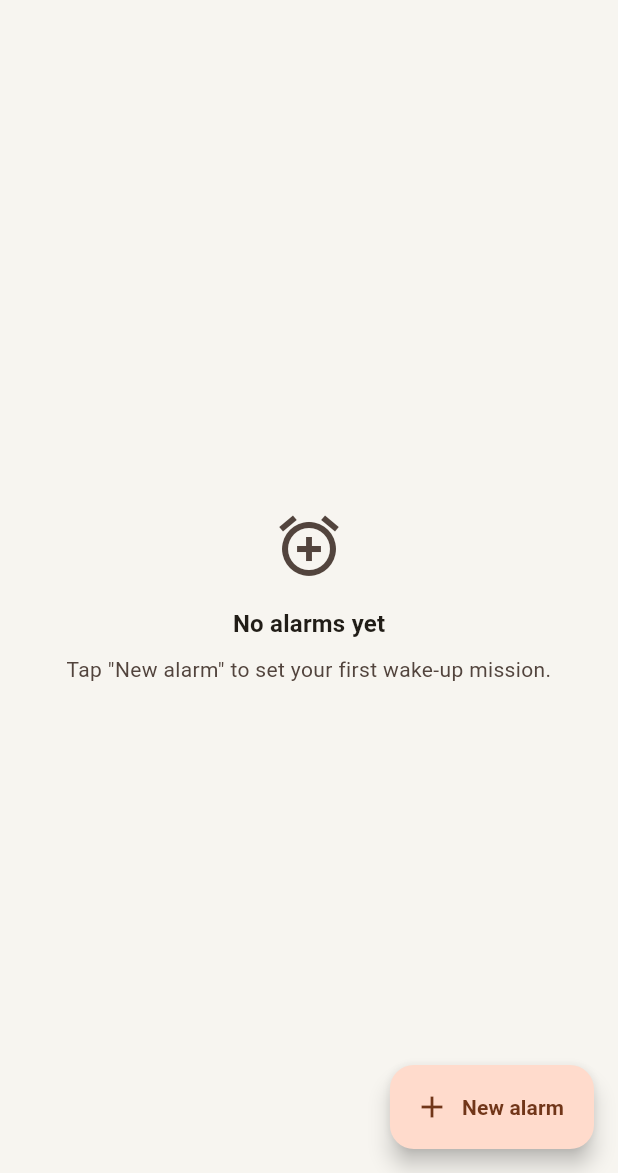
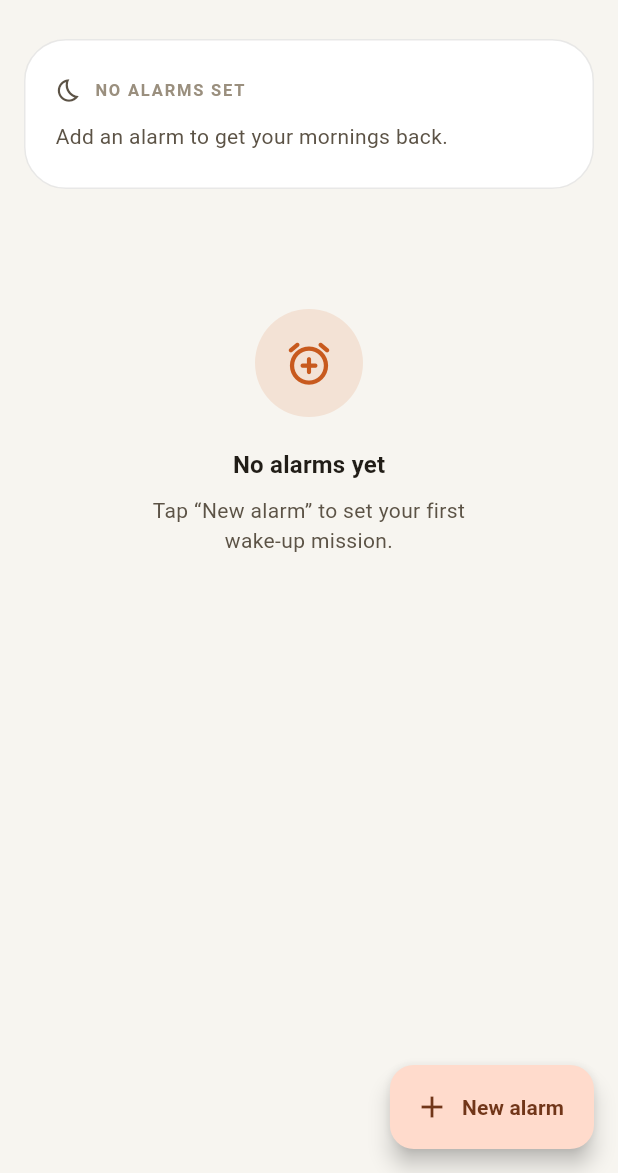
Before and after one commit to abhipraj2027/rise_protocol, a Flutter app: the AlarmListScreen screen opened directly, on a phone screen of 412 x 824 dp, the part 63-1236 px from its top. Run offline on Flutter 3.47's test engine with Material 3 defaults, Android fonts, the phone set to English and light mode, and no system bars; our stand-ins replace flutter_riverpod, just_audio, permission_handler, shared_preferences, sqflite; accounts and stored records are empty.

Commit message:
Phase B1: rebuild the alarm list on the new design system
- NextAlarmHero: live 'next alarm in 7h 32m' banner (brand gradient when
  armed, calm bordered card when nothing is set), self-ticking every 30s
- AlarmTile rebuilt on AppCard + BigSwitch + read-only WeekdaySelector,
  with a single quiet meta line (label / repeat / mission) and a dimmed
  state when disabled
- Swipe-to-delete now removes with an Undo snackbar instead of a silent
  permanent delete
- Restyled empty and error states on tokens
- alarm_formatting.dart: pure presentation helpers (clock label, countdown
  humanizer, day+time, soonest-alarm, repeat summary)
- alarms sorted by time of day in the list

Co-Authored-By: Claude Sonnet 5 <noreply@anthropic.com>

```diff
--- /dev/null
+++ b/lib/features/alarms/alarm_formatting.dart
@@ -0,0 +1,74 @@
+import 'package:intl/intl.dart';
+
+import '../../data/alarm.dart';
+
+/// Presentation helpers shared by the alarm list, the row, and the
+/// next-alarm hero. Pure functions — no widgets — so they're trivial to
+/// unit-test.
+extension AlarmDisplay on Alarm {
+  /// "6:40 AM" — the wall-clock time, locale-formatted.
+  String get clockLabel {
+    final dt = DateTime(2000, 1, 1, hour, minute);
+    return DateFormat.jm().format(dt);
+  }
+
+  /// The next moment this alarm fires, as a [DateTime], or null if disabled.
+  DateTime? nextFire({DateTime? from}) {
+    if (!enabled) return null;
+    return DateTime.fromMillisecondsSinceEpoch(nextTriggerMillis(from: from));
+  }
+}
+
+/// "in 7h 32m", "in 45m", "in less than a minute", "in 3 days".
+String humanizeUntil(Duration d) {
+  if (d.isNegative || d.inSeconds < 60) return 'in less than a minute';
+  if (d.inMinutes < 60) return 'in ${d.inMinutes}m';
+  if (d.inHours < 24) {
+    final h = d.inHours;
+    final m = d.inMinutes % 60;
+    return m == 0 ? 'in ${h}h' : 'in ${h}h ${m}m';
+  }
+  final days = d.inHours ~/ 24;
+  return days == 1 ? 'in 1 day' : 'in $days days';
+}
+
+/// "Today 6:40 AM", "Tomorrow 6:40 AM", "Fri 6:40 AM".
+String dayAndTime(DateTime when, {DateTime? now}) {
+  final ref = now ?? DateTime.now();
+  final today = DateTime(ref.year, ref.month, ref.day);
+  final target = DateTime(when.year, when.month, when.day);
+  final deltaDays = target.difference(today).inDays;
+  final time = DateFormat.jm().format(when);
+  if (deltaDays <= 0) return 'Today $time';
+  if (deltaDays == 1) return 'Tomorrow $time';
+  return '${DateFormat.E().format(when)} $time';
+}
+
+/// The soonest-firing enabled alarm, or null if none are enabled.
+Alarm? soonestAlarm(List<Alarm> alarms, {DateTime? now}) {
+  final ref = now ?? DateTime.now();
+  Alarm? best;
+  int bestMillis = 1 << 62;
+  for (final a in alarms) {
+    if (!a.enabled) continue;
+    final m = a.nextTriggerMillis(from: ref);
+    if (m < bestMillis) {
+      bestMillis = m;
+      best = a;
+    }
+  }
+  return best;
+}
+
+/// "Mon–Fri", "Every day", "Weekends", "Mon Wed Fri", "Once".
+String repeatSummary(Set<int> days) {
+  if (days.isEmpty) return 'Once';
+  if (days.length == 7) return 'Every day';
+  final sorted = days.toList()..sort();
+  if (sorted.length == 5 && sorted.every((d) => d <= 5)) return 'Mon–Fri';
+  if (sorted.length == 2 && sorted.contains(6) && sorted.contains(7)) {
+    return 'Weekends';
+  }
+  const names = ['Mon', 'Tue', 'Wed', 'Thu', 'Fri', 'Sat', 'Sun'];
+  return sorted.map((d) => names[d - 1]).join(' ');
+}
--- a/lib/features/alarms/alarm_list_screen.dart
+++ b/lib/features/alarms/alarm_list_screen.dart
@@ -3,10 +3,15 @@ import 'package:flutter/material.dart';
 import 'package:flutter_riverpod/flutter_riverpod.dart';
 
 import '../../core/alarm_scheduler.dart';
+import '../../core/theme/app_tokens.dart';
+import '../../core/ui/gap.dart';
+import '../../data/alarm.dart';
 import '../../data/alarm_repository.dart';
 import '../onboarding/permission_onboarding_screen.dart';
+import 'alarm_formatting.dart';
 import 'edit_alarm_screen.dart';
 import 'widgets/alarm_tile.dart';
+import 'widgets/next_alarm_hero.dart';
 
 class AlarmListScreen extends ConsumerWidget {
   const AlarmListScreen({super.key});
@@ -39,51 +44,109 @@ class AlarmListScreen extends ConsumerWidget {
       ),
       body: alarmsAsync.when(
         loading: () => const Center(child: CircularProgressIndicator()),
-        error: (err, _) => Center(child: Text('Could not load alarms: $err')),
+        error: (err, _) => _ErrorState(message: '$err'),
         data: (alarms) {
-          if (alarms.isEmpty) {
-            return const _EmptyState();
-          }
-          return ListView.separated(
-            padding: const EdgeInsets.fromLTRB(16, 12, 16, 96),
-            itemCount: alarms.length,
-            separatorBuilder: (_, __) => const SizedBox(height: 10),
-            itemBuilder: (context, i) {
-              final alarm = alarms[i];
-              return Dismissible(
-                key: ValueKey(alarm.id),
-                direction: DismissDirection.endToStart,
-                background: Container(
-                  alignment: Alignment.centerRight,
-                  padding: const EdgeInsets.only(right: 24),
-                  decoration: BoxDecoration(
-                    color: Theme.of(context).colorScheme.errorContainer,
-                    borderRadius: BorderRadius.circular(16),
+          final sorted = [...alarms]..sort(_byTimeOfDay);
+          return ListView(
+            padding: const EdgeInsets.fromLTRB(
+              AppTokens.space16,
+              AppTokens.space12,
+              AppTokens.space16,
+              AppTokens.space56 + AppTokens.space40,
+            ),
+            children: [
+              NextAlarmHero(alarms: sorted),
+              const Gap(AppTokens.space24),
+              if (sorted.isEmpty)
+                const _EmptyState()
+              else
+                for (final alarm in sorted) ...[
+                  _DismissibleAlarm(
+                    alarm: alarm,
+                    onTap: () => _openEditor(context, alarm.id),
+                    onToggle: (v) => actions.setEnabled(alarm, v),
+                    onDismissed: () => _deleteWithUndo(context, ref, alarm),
                   ),
-                  child: const Icon(Icons.delete_outline),
-                ),
-                onDismissed: (_) => actions.remove(alarm),
-                child: AlarmTile(
-                  alarm: alarm,
-                  onTap: () => Navigator.of(context).push(
-                    MaterialPageRoute(
-                      builder: (_) => EditAlarmScreen(alarmId: alarm.id),
-                    ),
-                  ),
-                  onToggle: (value) => actions.setEnabled(alarm, value),
-                ),
-              );
-            },
+                  const Gap(AppTokens.space10),
+                ],
+            ],
           );
         },
       ),
       floatingActionButton: FloatingActionButton.extended(
-        onPressed: () => Navigator.of(context).push(
-          MaterialPageRoute(builder: (_) => const EditAlarmScreen()),
-        ),
+        onPressed: () => _openEditor(context, null),
         icon: const Icon(Icons.add),
         label: const Text('New alarm'),
       ),
+    );
+  }
+
+  static int _byTimeOfDay(Alarm a, Alarm b) {
+    final am = a.hour * 60 + a.minute;
+    final bm = b.hour * 60 + b.minute;
+    return am.compareTo(bm);
+  }
+
+  void _openEditor(BuildContext context, int? id) {
+    Navigator.of(context).push(
+      MaterialPageRoute(builder: (_) => EditAlarmScreen(alarmId: id)),
+    );
+  }
+
+  Future<void> _deleteWithUndo(
+    BuildContext context,
+    WidgetRef ref,
+    Alarm alarm,
+  ) async {
+    final actions = ref.read(scheduledAlarmActionsProvider);
+    final messenger = ScaffoldMessenger.of(context);
+    final name = alarm.label.trim().isNotEmpty
+        ? alarm.label.trim()
+        : alarm.clockLabel;
+    await actions.remove(alarm);
+    messenger.clearSnackBars();
+    messenger.showSnackBar(
+      SnackBar(
+        content: Text('Deleted $name'),
+        action: SnackBarAction(
+          label: 'Undo',
+          onPressed: () => actions.add(alarm.copyWith(id: null)),
+        ),
+      ),
+    );
+  }
+}
+
+class _DismissibleAlarm extends StatelessWidget {
+  const _DismissibleAlarm({
+    required this.alarm,
+    required this.onTap,
+    required this.onToggle,
+    required this.onDismissed,
+  });
+
+  final Alarm alarm;
+  final VoidCallback onTap;
+  final ValueChanged<bool> onToggle;
+  final VoidCallback onDismissed;
+
+  @override
+  Widget build(BuildContext context) {
+    final t = context.tokens;
+    return Dismissible(
+      key: ValueKey(alarm.id),
+      direction: DismissDirection.endToStart,
+      onDismissed: (_) => onDismissed(),
+      background: Container(
+        alignment: Alignment.centerRight,
+        padding: const EdgeInsets.only(right: AppTokens.space24),
+        decoration: BoxDecoration(
+          color: t.danger.withOpacity(0.16),
+          borderRadius: AppTokens.cornerLg,
+        ),
+        child: Icon(Icons.delete_outline_rounded, color: t.danger),
+      ),
+      child: AlarmTile(alarm: alarm, onTap: onTap, onToggle: onToggle),
     );
   }
 }
@@ -93,24 +156,55 @@ class _EmptyState extends StatelessWidget {
 
   @override
   Widget build(BuildContext context) {
-    final theme = Theme.of(context);
+    final t = context.tokens;
+    final text = Theme.of(context).textTheme;
+    return Padding(
+      padding: const EdgeInsets.only(top: AppTokens.space56),
+      child: Column(
+        children: [
+          Container(
+            width: 72,
+            height: 72,
+            alignment: Alignment.center,
+            decoration: BoxDecoration(
+              color: t.brandMuted,
+              shape: BoxShape.circle,
+            ),
+            child: Icon(Icons.alarm_add_rounded, size: 34, color: t.brand),
+          ),
+          const Gap(AppTokens.space20),
+          Text('No alarms yet', style: text.titleMedium),
+          const Gap(AppTokens.space8),
+          Text(
+            'Tap “New alarm” to set your first\nwake-up mission.',
+            textAlign: TextAlign.center,
+            style: text.bodyMedium,
+          ),
+        ],
+      ),
+    );
+  }
+}
+
+class _ErrorState extends StatelessWidget {
+  const _ErrorState({required this.message});
+
+  final String message;
+
+  @override
+  Widget build(BuildContext context) {
+    final text = Theme.of(context).textTheme;
     return Center(
       child: Padding(
-        padding: const EdgeInsets.all(32),
+        padding: const EdgeInsets.all(AppTokens.space32),
         child: Column(
           mainAxisSize: MainAxisSize.min,
           children: [
-            Icon(Icons.alarm_add_outlined,
-                size: 48, color: theme.colorScheme.onSurfaceVariant),
-            const SizedBox(height: 16),
-            Text('No alarms yet', style: theme.textTheme.titleMedium),
-            const SizedBox(height: 8),
-            Text(
-              'Tap "New alarm" to set your first wake-up mission.',
-              textAlign: TextAlign.center,
-              style: theme.textTheme.bodyMedium
-                  ?.copyWith(color: theme.colorScheme.onSurfaceVariant),
-            ),
+            Icon(Icons.error_outline_rounded, color: context.tokens.danger),
+            const Gap(AppTokens.space12),
+            Text('Could not load alarms', style: text.titleMedium),
+            const Gap(AppTokens.space4),
+            Text(message, textAlign: TextAlign.center, style: text.bodySmall),
           ],
         ),
       ),
--- /dev/null
+++ b/lib/features/alarms/widgets/next_alarm_hero.dart
@@ -0,0 +1,108 @@
+import 'dart:async';
+
+import 'package:flutter/material.dart';
+
+import '../../../core/theme/app_tokens.dart';
+import '../../../data/alarm.dart';
+import '../alarm_formatting.dart';
+
+/// The banner at the top of the alarm list: how long until the next alarm
+/// rings, or a calm "no alarms set" when nothing is scheduled. Ticks itself
+/// once a minute so the countdown stays honest.
+class NextAlarmHero extends StatefulWidget {
+  const NextAlarmHero({super.key, required this.alarms});
+
+  final List<Alarm> alarms;
+
+  @override
+  State<NextAlarmHero> createState() => _NextAlarmHeroState();
+}
+
+class _NextAlarmHeroState extends State<NextAlarmHero> {
+  Timer? _ticker;
+
+  @override
+  void initState() {
+    super.initState();
+    _ticker = Timer.periodic(const Duration(seconds: 30), (_) {
+      if (mounted) setState(() {});
+    });
+  }
+
+  @override
+  void dispose() {
+    _ticker?.cancel();
+    super.dispose();
+  }
+
+  @override
+  Widget build(BuildContext context) {
+    final t = context.tokens;
+    final text = Theme.of(context).textTheme;
+    final now = DateTime.now();
+    final next = soonestAlarm(widget.alarms, now: now);
+
+    final DateTime? fireAt = next?.nextFire(from: now);
+    final bool hasNext = next != null && fireAt != null;
+
+    return Container(
+      width: double.infinity,
+      padding: const EdgeInsets.fromLTRB(
+        AppTokens.space20,
+        AppTokens.space24,
+        AppTokens.space20,
+        AppTokens.space24,
+      ),
+      decoration: BoxDecoration(
+        borderRadius: AppTokens.cornerXl,
+        gradient: LinearGradient(
+          begin: Alignment.topLeft,
+          end: Alignment.bottomRight,
+          colors: hasNext
+              ? [t.brand, Color.lerp(t.brand, Colors.black, 0.28)!]
+              : [t.surface1, t.surface1],
+        ),
+        border: hasNext ? null : Border.all(color: t.hairline),
+      ),
+      child: Column(
+        crossAxisAlignment: CrossAxisAlignment.start,
+        children: [
+          Row(
+            children: [
+              Icon(
+                hasNext ? Icons.notifications_active_rounded : Icons.bedtime_outlined,
+                size: 18,
+                color: hasNext ? t.onBrand : t.textSecondary,
+              ),
+              const SizedBox(width: AppTokens.space8),
+              Text(
+                hasNext ? 'NEXT ALARM' : 'NO ALARMS SET',
+                style: text.labelSmall?.copyWith(
+                  color: hasNext ? t.onBrand.withOpacity(0.8) : t.textFaint,
+                  letterSpacing: 1.2,
+                ),
+              ),
+            ],
+          ),
+          const SizedBox(height: AppTokens.space12),
+          if (next != null && fireAt != null) ...[
+            Text(
+              humanizeUntil(fireAt.difference(now)),
+              style: text.displaySmall?.copyWith(color: t.onBrand),
+            ),
+            const SizedBox(height: AppTokens.space4),
+            Text(
+              '${dayAndTime(fireAt, now: now)}'
+              '${next.label.isNotEmpty ? '  ·  ${next.label}' : ''}',
+              style: text.bodyMedium?.copyWith(color: t.onBrand.withOpacity(0.85)),
+            ),
+          ] else
+            Text(
+              'Add an alarm to get your mornings back.',
+              style: text.bodyMedium?.copyWith(color: t.textSecondary),
+            ),
+        ],
+      ),
+    );
+  }
+}
```
Also changed, not shown: lib/features/alarms/widgets/alarm_tile.dart (+46 -80 lines).
